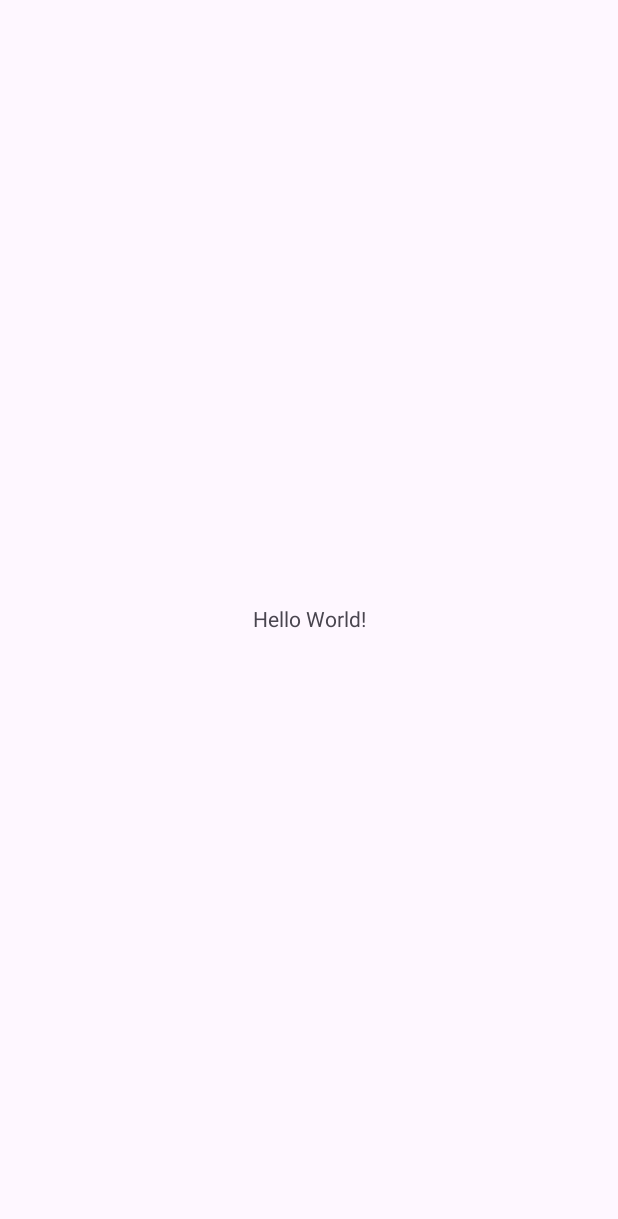
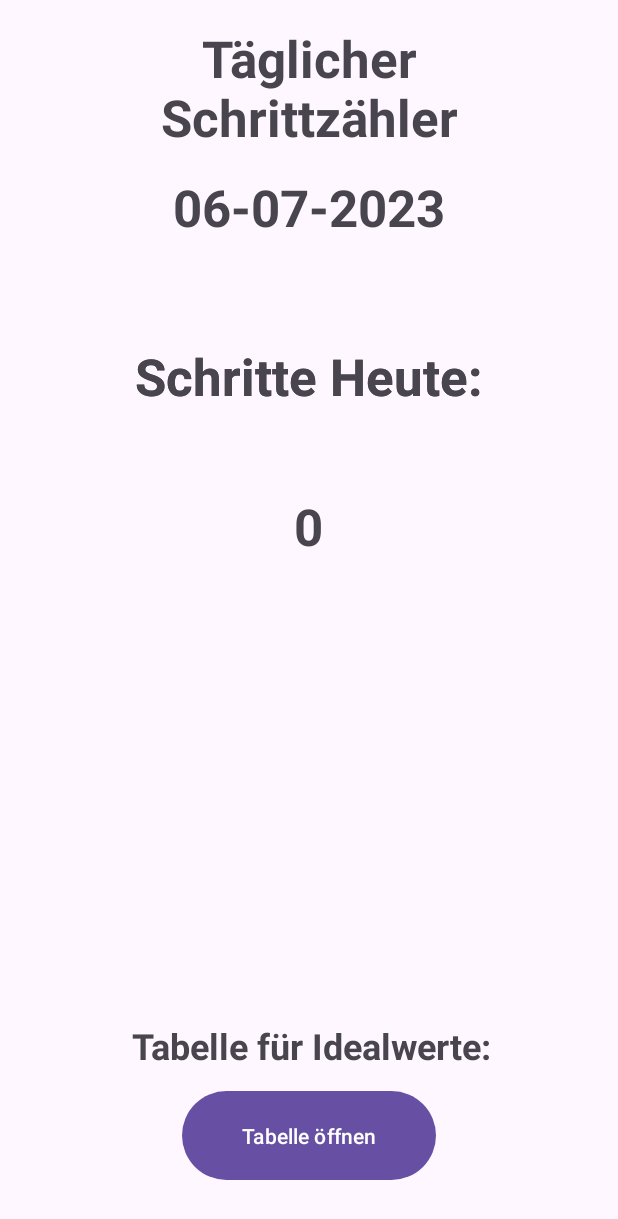
Before and after one commit to Amazingklaus49/Schritt, an Android app: the screen it shows after launch (MainActivity), on a phone screen of 412 x 824 dp. Before the commit the part shown is almost empty. Shown: the top 1219 px of the screen. Run offline under Robolectric (Android 15) with nearby library versions, the phone set to English and light mode, and no system bars.

Commit message:
UI created and designed

```diff
--- a/Schritt/app/src/main/AndroidManifest.xml
+++ b/Schritt/app/src/main/AndroidManifest.xml
@@ -1,6 +1,9 @@
 <?xml version="1.0" encoding="utf-8"?>
 <manifest xmlns:android="http://schemas.android.com/apk/res/android"
     xmlns:tools="http://schemas.android.com/tools">
+
+    <uses-permission android:name="android.permission.ACTIVITY_RECOGNITION" />
+
 
     <application
         android:allowBackup="true"
@@ -13,6 +16,9 @@
         android:theme="@style/Theme.Schritt"
         tools:targetApi="31">
         <activity
+            android:name=".Tabelle"
+            android:exported="false" />
+        <activity
             android:name=".MainActivity"
             android:exported="true">
             <intent-filter>
--- a/Schritt/app/src/main/java/com/example/schritt/MainActivity.java
+++ b/Schritt/app/src/main/java/com/example/schritt/MainActivity.java
@@ -2,13 +2,57 @@ package com.example.schritt;
 
 import androidx.appcompat.app.AppCompatActivity;
 
+import android.content.Intent;
+import android.hardware.SensorListener;
 import android.os.Bundle;
+import android.view.View;
+import android.widget.Button;
+import android.widget.TextView;
+import android.hardware.Sensor;
+import android.hardware.SensorEvent;
+import android.hardware.SensorEventListener;
+import android.hardware.SensorManager;
+import android.widget.Toast;
+
+import androidx.appcompat.app.AppCompatActivity;
+
+import java.time.LocalDateTime;
+import java.time.format.DateTimeFormatter;
 
 public class MainActivity extends AppCompatActivity {
+    SensorManager sensorManager;
+    int stepCount  = 0;
+    TextView stepCountTextView;
 
     @Override
     protected void onCreate(Bundle savedInstanceState) {
         super.onCreate(savedInstanceState);
+
         setContentView(R.layout.activity_main);
+
+        //Titel mit Datum
+        TextView titel = findViewById(R.id.titel);
+        LocalDateTime date = LocalDateTime.now();
+        DateTimeFormatter formatter = DateTimeFormatter.ofPattern("dd-MM-yyyy");
+        String formattedDate = date.format(formatter);
+        titel.setText(formattedDate);
+
+        Button tabelleBtn = findViewById(R.id.tabelleBtn);
+
+        stepCountTextView = findViewById(R.id.schritte);
+        sensorManager = (SensorManager) getSystemService(SENSOR_SERVICE);
+
+
+
+        tabelleBtn.setOnClickListener(new View.OnClickListener() {
+            @Override
+            public void onClick(View v) {
+                Intent newIntent = new Intent(MainActivity.this , Tabelle.class);
+                startActivity(newIntent);
+            }
+        });
     }
+
+
+
 }
--- a/Schritt/app/src/main/res/layout/activity_main.xml
+++ b/Schritt/app/src/main/res/layout/activity_main.xml
@@ -7,12 +7,108 @@
     tools:context=".MainActivity">
 
     <TextView
-        android:layout_width="wrap_content"
-        android:layout_height="wrap_content"
-        android:text="Hello World!"
-        app:layout_constraintBottom_toBottomOf="parent"
+        android:id="@+id/schritte"
+        android:layout_width="276dp"
+        android:layout_height="91dp"
+        android:layout_marginStart="67dp"
+        android:layout_marginTop="328dp"
+        android:layout_marginEnd="68dp"
+        android:text="0"
+        android:textAlignment="center"
+        android:textSize="34sp"
+        android:textStyle="bold"
+        app:layout_constraintEnd_toEndOf="parent"
+        app:layout_constraintHorizontal_bias="0.0"
+        app:layout_constraintStart_toStartOf="parent"
+        app:layout_constraintTop_toTopOf="parent" />
+
+    <TextView
+        android:id="@+id/titel3"
+        android:layout_width="276dp"
+        android:layout_height="91dp"
+        android:layout_marginStart="67dp"
+        android:layout_marginTop="228dp"
+        android:layout_marginEnd="68dp"
+        android:text="Schritte Heute:"
+        android:textAlignment="center"
+        android:textSize="34sp"
+        android:textStyle="bold"
+        app:layout_constraintEnd_toEndOf="parent"
+        app:layout_constraintHorizontal_bias="0.0"
+        app:layout_constraintStart_toStartOf="parent"
+        app:layout_constraintTop_toTopOf="parent" />
+
+    <TextView
+        android:id="@+id/titel4"
+        android:layout_width="276dp"
+        android:layout_height="91dp"
+        android:layout_marginStart="67dp"
+        android:layout_marginTop="228dp"
+        android:layout_marginEnd="68dp"
+        android:text="Schritte Heute:"
+        android:textAlignment="center"
+        android:textSize="34sp"
+        android:textStyle="bold"
+        app:layout_constraintEnd_toEndOf="parent"
+        app:layout_constraintHorizontal_bias="0.0"
+        app:layout_constraintStart_toStartOf="parent"
+        app:layout_constraintTop_toTopOf="parent" />
+
+    <TextView
+        android:id="@+id/titel"
+        android:layout_width="224dp"
+        android:layout_height="59dp"
+        android:layout_marginStart="93dp"
+        android:layout_marginTop="115dp"
+        android:layout_marginEnd="94dp"
+        android:text="Datum"
+        android:textAlignment="center"
+        android:textSize="34sp"
+        android:textStyle="bold"
         app:layout_constraintEnd_toEndOf="parent"
         app:layout_constraintStart_toStartOf="parent"
         app:layout_constraintTop_toTopOf="parent" />
 
+    <TextView
+        android:id="@+id/titel2"
+        android:layout_width="276dp"
+        android:layout_height="91dp"
+        android:layout_marginStart="67dp"
+        android:layout_marginTop="16dp"
+        android:layout_marginEnd="68dp"
+        android:text="Täglicher Schrittzähler"
+        android:textAlignment="center"
+        android:textSize="34sp"
+        android:textStyle="bold"
+        app:layout_constraintEnd_toEndOf="parent"
+        app:layout_constraintStart_toStartOf="parent"
+        app:layout_constraintTop_toTopOf="parent" />
+
+    <Button
+        android:id="@+id/tabelleBtn"
+        android:layout_width="169dp"
+        android:layout_height="67dp"
+        android:layout_marginStart="121dp"
+        android:layout_marginEnd="121dp"
+        android:layout_marginBottom="33dp"
+        android:text="Tabelle öffnen"
+        app:layout_constraintBottom_toBottomOf="parent"
+        app:layout_constraintEnd_toEndOf="parent"
+        app:layout_constraintStart_toStartOf="parent" />
+
+    <TextView
+        android:id="@+id/textView"
+        android:layout_width="335dp"
+        android:layout_height="31dp"
+        android:layout_marginStart="121dp"
+        android:layout_marginEnd="118dp"
+        android:layout_marginBottom="112dp"
+        android:text="Tabelle für Idealwerte:"
+        android:textAlignment="center"
+        android:textSize="24sp"
+        android:textStyle="bold"
+        app:layout_constraintBottom_toBottomOf="parent"
+        app:layout_constraintEnd_toEndOf="parent"
+        app:layout_constraintStart_toStartOf="parent" />
+
 </androidx.constraintlayout.widget.ConstraintLayout>
```
Also changed, not shown: Schritt/app/src/main/java/com/example/schritt/Tabelle.java (added, +27 -0 lines), Schritt/app/src/main/res/drawable/table_row_border.xml (added, +7 -0 lines), Schritt/app/src/main/res/layout/activity_tabelle.xml (added, +290 -0 lines).
